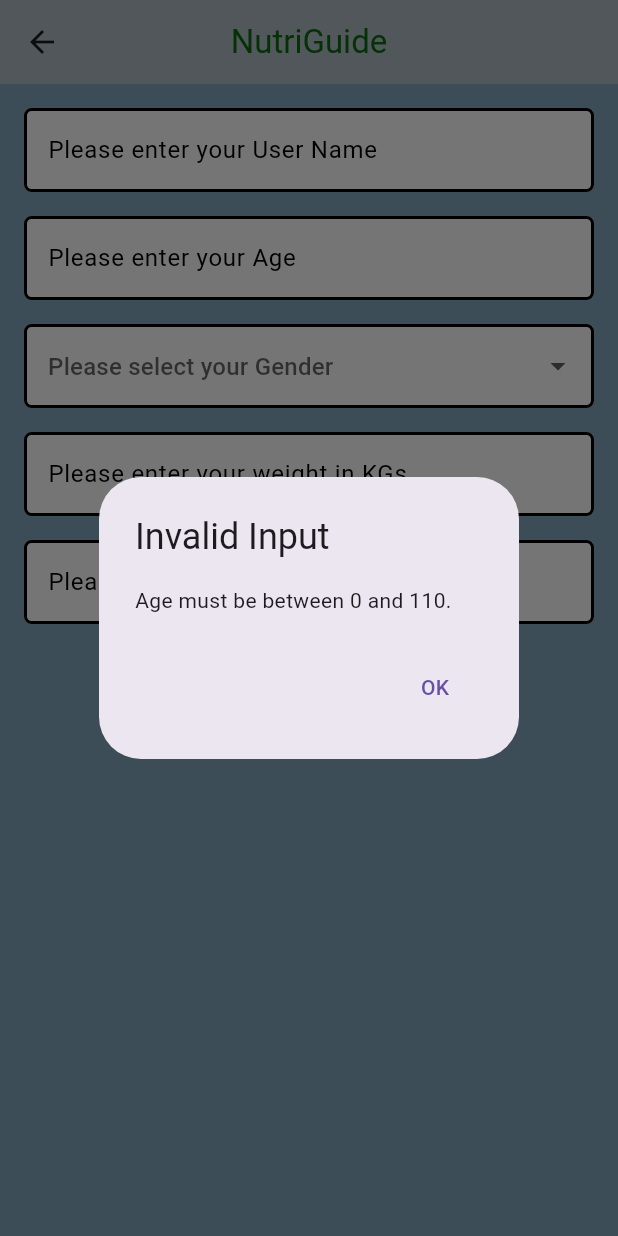
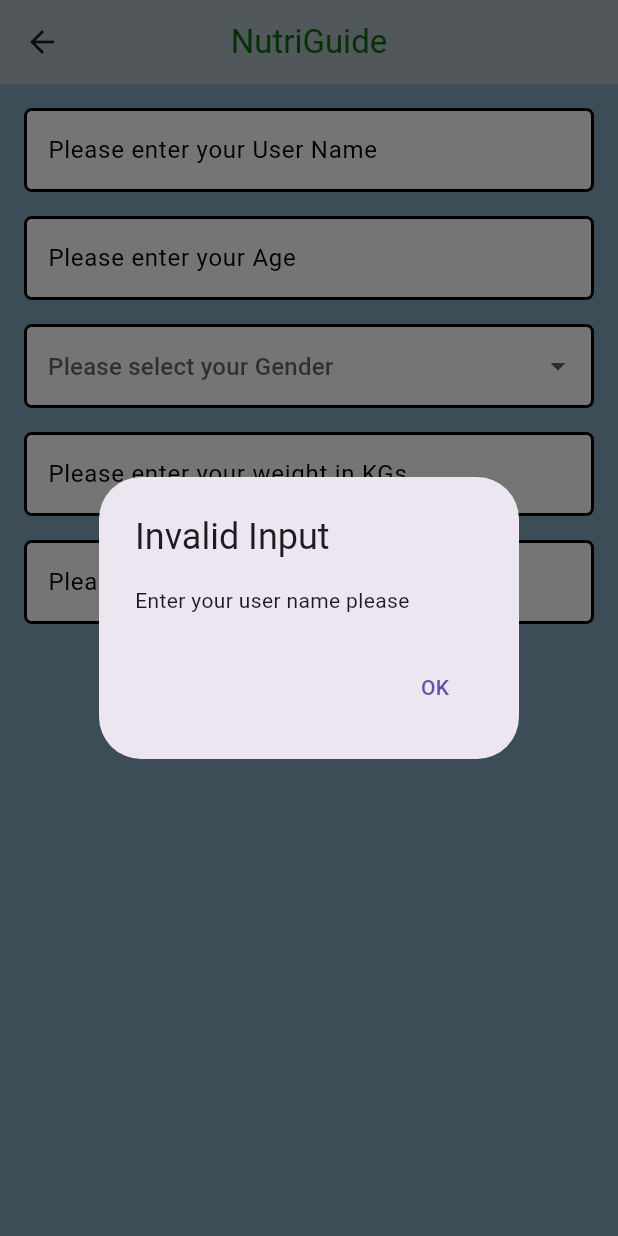
Before and after one commit to VenkatKaushal/App-Development-Project__Frontend, a Flutter app: the BasicUserInfo screen opened directly, after a tap on "Submit", on a phone screen of 412 x 824 dp. Run offline on Flutter 3.47's test engine with Material 3 defaults, Android fonts, the phone set to English and light mode, and no system bars; our stand-ins replace fl_chart.

Commit message:
minor changes in basic_user_info.dart

```diff
--- a/lib/screens/basic_user_info.dart
+++ b/lib/screens/basic_user_info.dart
@@ -40,6 +40,11 @@ class _MyHomePageState extends State<BasicUserInfo> {
     final gender = selectedGender;
     final weight = double.tryParse(weightController.text);
     final height = double.tryParse(heightController.text);
+
+     if(userName.isEmpty){
+      _showErrorDialog('Enter your user name please');
+      return;
+    }
 
     if (age == null || age < 0 || age > 110) {
       _showErrorDialog('Age must be between 0 and 110.');
```
